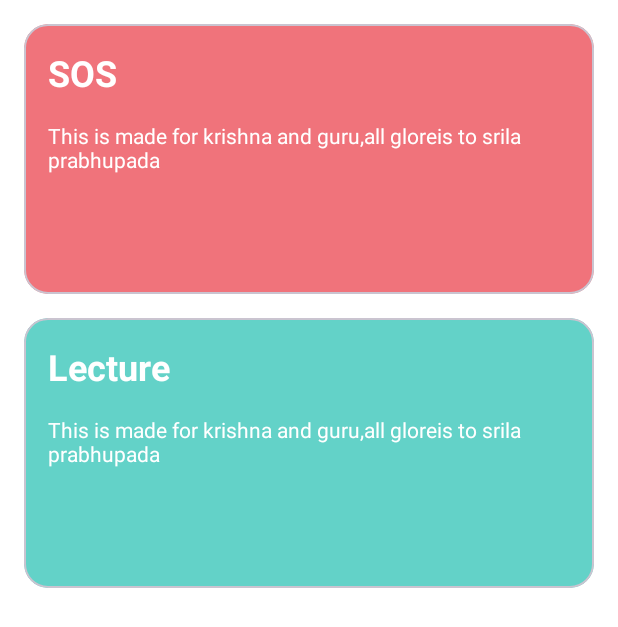
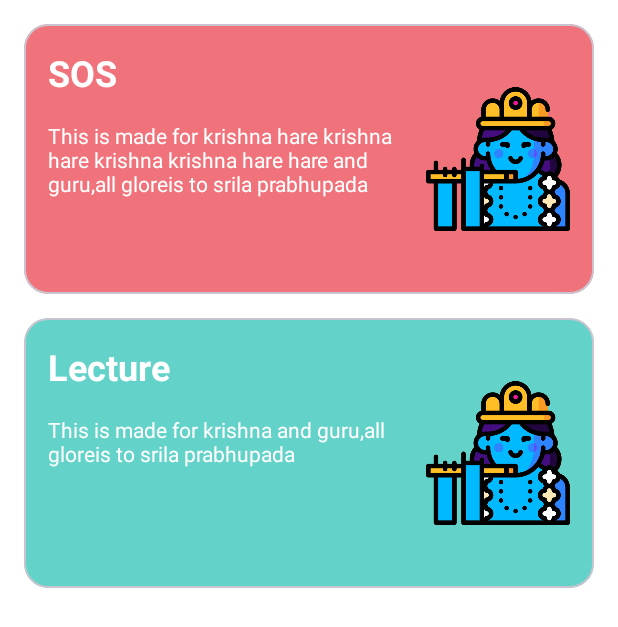
Before and after one commit to prabesh108/GitPro, an Android app: the screen it shows after launch (MainActivity), on a phone screen of 412 x 824 dp. Shown: the top 627 px of the screen. Run offline under Robolectric (Android 15) with nearby library versions, the phone set to English and light mode, and no system bars.

```diff
--- a/app/src/main/res/layout/activity_main.xml
+++ b/app/src/main/res/layout/activity_main.xml
@@ -25,27 +25,38 @@
         android:elevation="8dp"
         android:text="SOS"
         android:textColor="#FFFF"
-        android:textSize="24dp"
+        android:textSize="24sp"
         android:textStyle="bold"
         app:layout_constraintStart_toStartOf="@+id/pink_card"
         app:layout_constraintTop_toTopOf="@+id/pink_card"
+        tools:ignore="MissingConstraints"></TextView>
+
+
+    <TextView
+        android:id="@+id/sos_msg"
+        android:layout_width="0dp"
+        android:layout_height="wrap_content"
+        android:layout_margin="16dp"
+        android:text="This is made for krishna hare krishna hare krishna krishna hare hare and guru,all gloreis to srila prabhupada"
+        android:textColor="#FFF"
+        app:layout_constraintEnd_toEndOf="@+id/pink_card"
+        app:layout_constraintEnd_toStartOf="@id/sos_img"
+        app:layout_constraintStart_toStartOf="@+id/pink_card"
+        app:layout_constraintTop_toBottomOf="@+id/sos_text"
         tools:ignore="MissingConstraints">
 
     </TextView>
 
-    <TextView
+    <ImageView
+        android:id="@+id/sos_img"
+        android:layout_width="96dp"
+        android:layout_height="96dp"
         android:layout_margin="16dp"
-        app:layout_constraintEnd_toEndOf="@+id/pink_card"
-        app:layout_constraintStart_toStartOf="@+id/pink_card"
-        android:textColor="#FFF"
-        android:id="@+id/sos_msg"
-        android:layout_width="0dp"
-        android:layout_height="wrap_content"
-        android:text="This is made for krishna and guru,all gloreis to srila prabhupada"
-        app:layout_constraintTop_toBottomOf="@+id/sos_text"
-        tools:ignore="MissingConstraints">
-
-    </TextView>
+        android:elevation="8dp"
+        android:src="@drawable/ic_krishna"
+        app:layout_constraintBottom_toBottomOf="@+id/pink_card"
+        app:layout_constraintEnd_toEndOf="@id/pink_card"
+        app:layout_constraintTop_toTopOf="@id/pink_card"></ImageView>
 
     <com.google.android.material.card.MaterialCardView
         android:id="@+id/green_card"
@@ -72,17 +83,28 @@
         tools:ignore="MissingConstraints" />
 
     <TextView
-        android:layout_margin="16dp"
-        app:layout_constraintEnd_toEndOf="@+id/green_card"
-        app:layout_constraintStart_toStartOf="@+id/green_card"
-        android:textColor="#FFF"
         android:id="@+id/lecture_msg"
         android:layout_width="0dp"
         android:layout_height="wrap_content"
+        android:layout_margin="16dp"
         android:text="This is made for krishna and guru,all gloreis to srila prabhupada"
+        android:textColor="#FFF"
+        app:layout_constraintEnd_toStartOf="@id/lecture_img"
+        app:layout_constraintStart_toStartOf="@+id/green_card"
         app:layout_constraintTop_toBottomOf="@+id/lecture_text"
         tools:ignore="MissingConstraints">
 
     </TextView>
 
+    <ImageView
+        android:id="@+id/lecture_img"
+        android:layout_width="96dp"
+        android:layout_height="96dp"
+        android:layout_margin="16dp"
+        android:elevation="8dp"
+        android:src="@drawable/ic_krishna"
+        app:layout_constraintBottom_toBottomOf="@+id/green_card"
+        app:layout_constraintEnd_toEndOf="@id/green_card"
+        app:layout_constraintTop_toTopOf="@id/green_card"></ImageView>
+
 </androidx.constraintlayout.widget.ConstraintLayout>
```
Also changed, not shown: app/src/main/res/drawable/ic_krishna.png (added).
